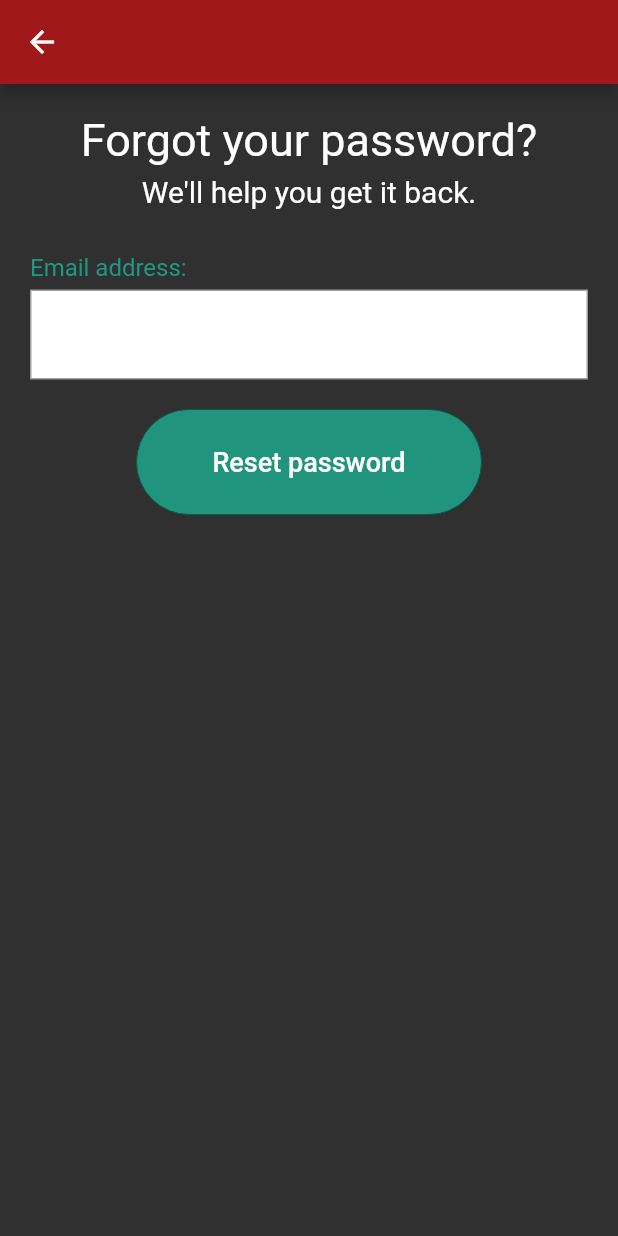
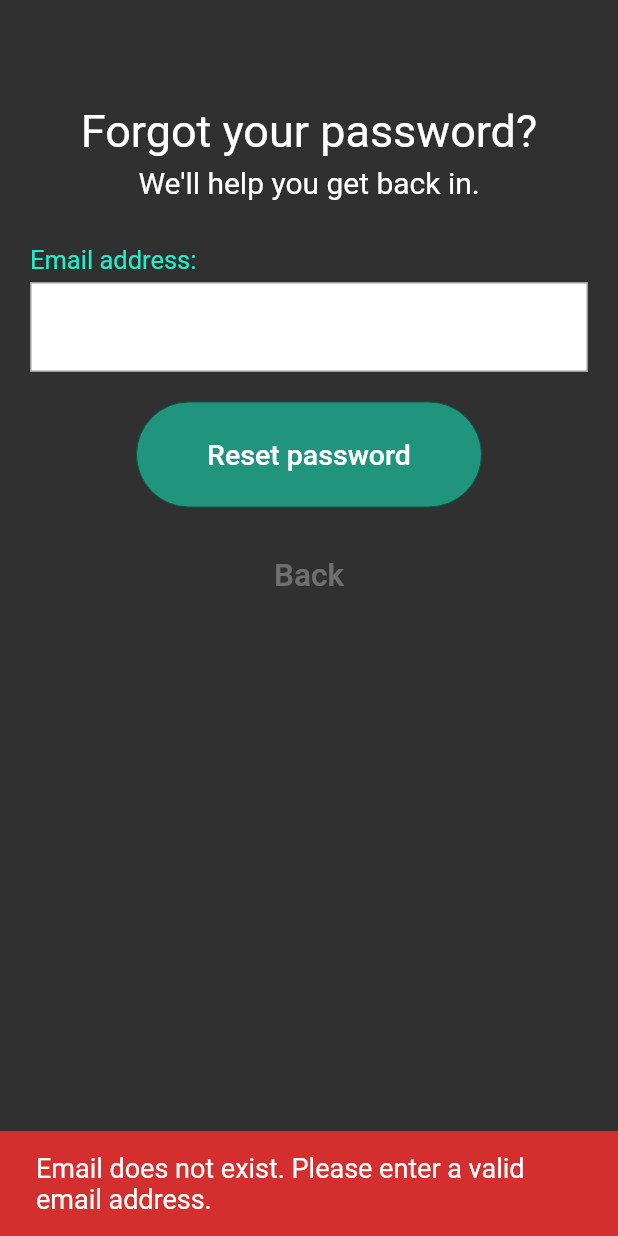
Before and after one commit to gaguinaga2000/fireb_scoreb, a Flutter app: the ForgotPassword screen opened directly, after a tap on "Reset password", on a phone screen of 412 x 824 dp. Run offline on Flutter 3.47's test engine with Material 2 defaults, Android fonts, the phone set to English and light mode, and no system bars; our stand-ins replace cloud_firestore, firebase_auth, firebase_core; accounts and stored records are empty.

Commit message:
forgot password

```diff
--- a/lib/add_counter_page.dart
+++ b/lib/add_counter_page.dart
@@ -137,11 +137,9 @@ class _AddCounterPageState extends State<AddCounterPage> {
 //=================================
 
 void invokeResetPage(){
-
  Navigator.push(
        context,
            MaterialPageRoute(builder: (context) => ResetPage(user: widget.user)));
-
 }
 
 
--- a/lib/forgot_password.dart
+++ b/lib/forgot_password.dart
@@ -1,5 +1,7 @@
+import 'package:cloud_firestore/cloud_firestore.dart';
 import 'package:flutter/material.dart';
 import 'package:firebase_auth/firebase_auth.dart';
+import 'package:firebase_core/firebase_core.dart';
 
 class ForgotPassword extends StatefulWidget {
   @override
@@ -7,27 +9,44 @@ class ForgotPassword extends StatefulWidget {
 }
 
 class _ForgotPasswordState extends State<ForgotPassword> {
+  final GlobalKey<ScaffoldState> _scaffoldKey = GlobalKey<ScaffoldState>();
+
   var _emailControl = TextEditingController();
   String _email;
+
+  String _snackMessage =
+      "Please check your email to reset your password. Thank you.";
+
+  Color _snackBgColor = Color(0xFF10816b);
+
+//SnackBar function
+  void _showSnackBar() {
+    final snackBar = SnackBar(
+      content: Text(
+        _snackMessage,
+        style: TextStyle(color: Colors.white, fontSize: 18.0),
+      ),
+      backgroundColor: _snackBgColor,
+    );
+
+    _scaffoldKey.currentState.showSnackBar(snackBar);
+  } //END SnackBar function
+  //============================================
 
   @override
   Widget build(BuildContext context) {
     return Scaffold(
+      key: _scaffoldKey,
       backgroundColor: Colors.grey[850],
-      appBar: AppBar(
-        backgroundColor: Color(0xffa01819),
-        // title: Text("Reset"),
-        //  centerTitle: true,
-      ),
       body: mainContent(),
     );
   }
 
   Widget mainContent() {
     return Container(
-        padding: const EdgeInsets.all(20.0),
+        padding: const EdgeInsets.only(
+            top: 70.0, bottom: 20.0, left: 20.0, right: 20.0),
         child: Column(
-          //mainAxisAlignment: MainAxisAlignment.start,
           crossAxisAlignment: CrossAxisAlignment.start,
           children: <Widget>[
             Center(
@@ -38,35 +57,51 @@ class _ForgotPasswordState extends State<ForgotPassword> {
             Padding(
               padding: const EdgeInsets.only(top: 5.0, bottom: 30.0),
               child: Center(
-                child: Text("We'll help you get it back.",
+                child: Text("We'll help you get back in.",
                     style: TextStyle(color: Colors.white, fontSize: 20.0)),
               ),
             ),
             //Enter your email address
             Text(
               "Email address: ",
-              style: TextStyle(color: Color(0xff1b9981), fontSize: 16.0),
+              style: TextStyle(color: Color(0xff27ecc9), fontSize: 17.0),
             ),
             Padding(
               padding: const EdgeInsets.only(top: 5.0, bottom: 20.0),
               child: emailField(),
             ),
+
             Center(child: resetPasswordBtn()),
-            //Reset btun
+
+            Center(child: backButton()),
           ],
         ));
   }
 
+//Back button
+  Widget backButton() {
+    return Padding(
+      padding: const EdgeInsets.only(top: 22.0),
+      child: FlatButton(
+          onPressed: () {
+            Navigator.of(context).pop();
+          },
+          child: Text("Back", style: TextStyle(fontSize: 21.0, color: Colors.white30))),
+    );
+  } //END Back button
+  //=================================================
+
   Widget emailField() {
     return Container(
       alignment: Alignment.center,
-    padding: EdgeInsets.only(left: 20.0, right: 10.0),
-     height: 60.0,
+      padding: EdgeInsets.only(left: 20.0, right: 10.0),
+      height: 60.0,
       decoration: BoxDecoration(
         border: Border.all(width: 1.0, color: Colors.grey),
         color: Colors.white,
       ),
       child: TextField(
+        keyboardType: TextInputType.emailAddress,
         style: TextStyle(fontSize: 18.0),
         controller: _emailControl,
         onChanged: (String value) {
@@ -91,15 +126,45 @@ class _ForgotPasswordState extends State<ForgotPassword> {
       ),
       child: FlatButton(
         onPressed: () {
-         // sendPasswordResetEmail(_email);
+          FocusScope.of(context).requestFocus(new FocusNode());
+          checkIfEmailExists().then((QuerySnapshot docs) {
+            if (docs.documents.isNotEmpty && _email != "") {
+              setState(() {
+                _snackMessage =
+                    "Please check your email to reset your password. Thank you.";
+                _snackBgColor = Color(0xFF10816b);
+              });
+              _showSnackBar();
+              print("found");
+              // sendPasswordResetEmail(_email);
+            } else {
+              setState(() {
+                _snackBgColor = Colors.red[700];
+                _snackMessage =
+                    "Email does not exist. Please enter a valid email address.";
+              });
+              _showSnackBar();
+              print("email does not exist");
+            }
+          });
         },
         child: Text("Reset password",
-            style: TextStyle(color: Colors.white, fontSize: 18.0)),
+            style: TextStyle(color: Colors.white, fontSize: 19.0)),
       ),
     );
   } //END Reset button
   //===================================================
 
+//check if user email exists
+  Future<QuerySnapshot> checkIfEmailExists() async {
+    return Firestore.instance
+        .collection("users")
+        .where('email', isEqualTo: _email)
+        .getDocuments();
+  } //END check if email is real
+  //==================================================
+
+//Firebase default reset email function
   Future<void> sendPasswordResetEmail(String email) async {
     return FirebaseAuth.instance.sendPasswordResetEmail(email: email);
   }
--- a/lib/login_page.dart
+++ b/lib/login_page.dart
@@ -23,6 +23,7 @@ class _LoginPageState extends State<LoginPage> {
   @override
   Widget build(BuildContext context) {
     return MaterialApp(
+      debugShowCheckedModeBanner: false,
       home: Scaffold(
         appBar: AppBar(title: Text('Login to iSkorez')),
         body: Form(
@@ -77,12 +78,6 @@ class _LoginPageState extends State<LoginPage> {
       try {
         FirebaseUser user = await FirebaseAuth.instance
             .signInWithEmailAndPassword(email: _email, password: _password);
-
-        // Navigator.pushReplacement(
-        //     context,
-        //     MaterialPageRoute(
-        //         builder: (BuildContext context) => AddCounterPage(title: 'Add Counter', user: user)));
-
         //On succesful logIn, set _authStatus = AuthStatus.signedIn;
         widget.onSignedIn(user);
       } catch (e) {
--- a/lib/main.dart
+++ b/lib/main.dart
@@ -51,6 +51,7 @@ class _MyAppState extends State<MyApp> {
   @override
   Widget build(BuildContext context) {
     return MaterialApp(
+      debugShowCheckedModeBanner: false,
       title: 'MyCounters',
       theme: ThemeData(
         primarySwatch: Colors.blue,
--- a/lib/signup_page.dart
+++ b/lib/signup_page.dart
@@ -80,6 +80,7 @@ class _SignUpPageState extends State<SignUpPage> {
 
     Map<String, dynamic> updateProfile = {
       "display_name": user.email,
+      "email": user.email,
       "age": "",
       "favorite_quote": "",
     };
--- a/pubspec.yaml
+++ b/pubspec.yaml
@@ -23,6 +23,8 @@ dependencies:
   intl: ^0.15.8
   timeago: ^2.0.14
   firebase_auth: ^0.11.1
+  firebase_core: any
+
 
   # The following adds the Cupertino Icons font to your application.
   # Use with the CupertinoIcons class for iOS style icons.
```
